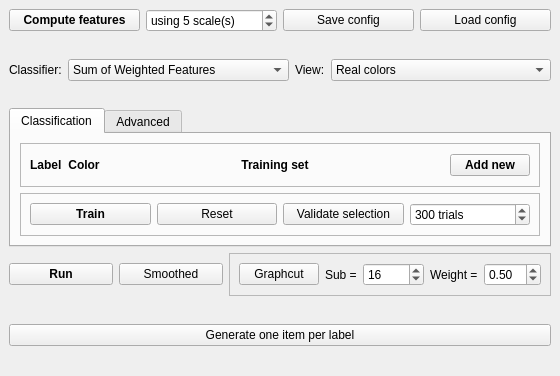
The window that Polyhedron/demo/Polyhedron/Plugins/Classification/Classification_widget.ui (CGAL/cgal) describes before a commit, drawn with Qt 5.
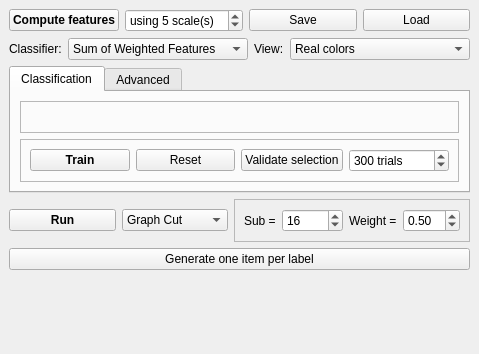
The same window after the commit.

Commit message: Improve classification widget/plugin

```diff
--- a/Polyhedron/demo/Polyhedron/Plugins/Classification/Classification_widget.ui
+++ b/Polyhedron/demo/Polyhedron/Plugins/Classification/Classification_widget.ui
@@ -6,8 +6,8 @@
    <rect>
     <x>0</x>
     <y>0</y>
-    <width>560</width>
-    <height>376</height>
+    <width>479</width>
+    <height>354</height>
    </rect>
   </property>
   <property name="windowTitle">
@@ -49,32 +49,19 @@
       <item>
        <widget class="QPushButton" name="save_config">
         <property name="text">
-         <string>Save config</string>
+         <string>Save</string>
         </property>
        </widget>
       </item>
       <item>
        <widget class="QPushButton" name="load_config">
         <property name="text">
-         <string>Load config</string>
+         <string>Load</string>
         </property>
        </widget>
       </item>
      </layout>
     </item>
-    <item>
-     <spacer name="verticalSpacer">
-      <property name="orientation">
-       <enum>Qt::Vertical</enum>
-      </property>
-      <property name="sizeHint" stdset="0">
-       <size>
-        <width>20</width>
-        <height>40</height>
-       </size>
-      </property>
-     </spacer>
-    </item>
     <item>
      <layout class="QHBoxLayout" name="horizontalLayout">
       <item>
@@ -144,19 +131,6 @@
       </item>
      </layout>
     </item>
-    <item>
-     <spacer name="verticalSpacer_3">
-      <property name="orientation">
-       <enum>Qt::Vertical</enum>
-      </property>
-      <property name="sizeHint" stdset="0">
-       <size>
-        <width>20</width>
-        <height>40</height>
-       </size>
-      </property>
-     </spacer>
-    </item>
     <item>
      <widget class="QTabWidget" name="tabWidget">
       <property name="sizePolicy">
@@ -196,99 +170,6 @@
              <property name="sizeConstraint">
               <enum>QLayout::SetDefaultConstraint</enum>
              </property>
-             <item row="0" column="1">
-              <widget class="QLabel" name="label_10">
-               <property name="font">
-                <font>
-                 <weight>75</weight>
-                 <bold>true</bold>
-                </font>
-               </property>
-               <property name="text">
-                <string>Color</string>
-               </property>
-               <property name="alignment">
-                <set>Qt::AlignCenter</set>
-               </property>
-              </widget>
-             </item>
-             <item row="0" column="3">
-              <widget class="QLabel" name="label_12">
-               <property name="font">
-                <font>
-                 <weight>75</weight>
-                 <bold>true</bold>
-                </font>
-               </property>
-               <property name="text">
-                <string>Training set</string>
-               </property>
-               <property name="alignment">
-                <set>Qt::AlignCenter</set>
-               </property>
-              </widget>
-             </item>
-             <item row="0" column="0">
-              <widget class="QLabel" name="label_9">
-               <property name="font">
-                <font>
-                 <weight>75</weight>
-                 <bold>true</bold>
-                </font>
-               </property>
-               <property name="text">
-                <string>Label</string>
-               </property>
-               <property name="alignment">
-                <set>Qt::AlignLeading|Qt::AlignLeft|Qt::AlignVCenter</set>
-               </property>
-              </widget>
-             </item>
-             <item row="0" column="2">
-              <spacer name="horizontalSpacer_2">
-               <property name="orientation">
-                <enum>Qt::Horizontal</enum>
-               </property>
-               <property name="sizeHint" stdset="0">
-                <size>
-                 <width>40</width>
-                 <height>20</height>
-                </size>
-               </property>
-              </spacer>
-             </item>
-             <item row="0" column="5">
-              <widget class="QPushButton" name="add_new_label">
-               <property name="sizePolicy">
-                <sizepolicy hsizetype="Fixed" vsizetype="Fixed">
-                 <horstretch>0</horstretch>
-                 <verstretch>0</verstretch>
-                </sizepolicy>
-               </property>
-               <property name="font">
-                <font>
-                 <weight>75</weight>
-                 <bold>true</bold>
-                </font>
-               </property>
-               <property name="text">
-                <string>Add new</string>
-               </property>
-              </widget>
-             </item>
-             <item row="0" column="4">
-              <spacer name="horizontalSpacer_3">
-               <property name="orientation">
-                <enum>Qt::Horizontal</enum>
-               </property>
-               <property name="sizeHint" stdset="0">
-                <size>
-                 <width>40</width>
-                 <height>20</height>
-                </size>
-               </property>
-              </spacer>
-             </item>
             </layout>
            </item>
           </layout>
@@ -339,7 +220,7 @@
               <number>10</number>
              </property>
              <property name="maximum">
-              <number>1000000000</number>
+              <number>10000</number>
              </property>
              <property name="singleStep">
               <number>10</number>
@@ -499,10 +380,25 @@
        </widget>
       </item>
       <item>
-       <widget class="QPushButton" name="run_smoothed">
-        <property name="text">
-         <string>Smoothed</string>
+       <widget class="QComboBox" name="regularizationComboBox">
+        <property name="currentIndex">
+         <number>2</number>
         </property>
+        <item>
+         <property name="text">
+          <string>Simple</string>
+         </property>
+        </item>
+        <item>
+         <property name="text">
+          <string>Smoothed</string>
+         </property>
+        </item>
+        <item>
+         <property name="text">
+          <string>Graph Cut</string>
+         </property>
+        </item>
        </widget>
       </item>
       <item>
@@ -514,19 +410,6 @@
          <enum>QFrame::Raised</enum>
         </property>
         <layout class="QHBoxLayout" name="horizontalLayout_10">
-         <item>
-          <widget class="QPushButton" name="run_graphcut">
-           <property name="font">
-            <font>
-             <weight>50</weight>
-             <bold>false</bold>
-            </font>
-           </property>
-           <property name="text">
-            <string>Graphcut</string>
-           </property>
-          </widget>
-         </item>
          <item>
           <layout class="QHBoxLayout" name="horizontalLayout_3">
            <item>
@@ -589,19 +472,6 @@
       </item>
      </layout>
     </item>
-    <item>
-     <spacer name="verticalSpacer_5">
-      <property name="orientation">
-       <enum>Qt::Vertical</enum>
-      </property>
-      <property name="sizeHint" stdset="0">
-       <size>
-        <width>20</width>
-        <height>40</height>
-       </size>
-      </property>
-     </spacer>
-    </item>
     <item>
      <layout class="QHBoxLayout" name="horizontalLayout_5">
       <item>
@@ -614,10 +484,13 @@
      </layout>
     </item>
     <item>
-     <spacer name="verticalSpacer_6">
+     <spacer name="verticalSpacer">
       <property name="orientation">
        <enum>Qt::Vertical</enum>
       </property>
+      <property name="sizeType">
+       <enum>QSizePolicy::Expanding</enum>
+      </property>
       <property name="sizeHint" stdset="0">
        <size>
         <width>20</width>
```
Left out of the diff: 2 changed lines with no effect on the pictures. The commit also changes 3 other files.
